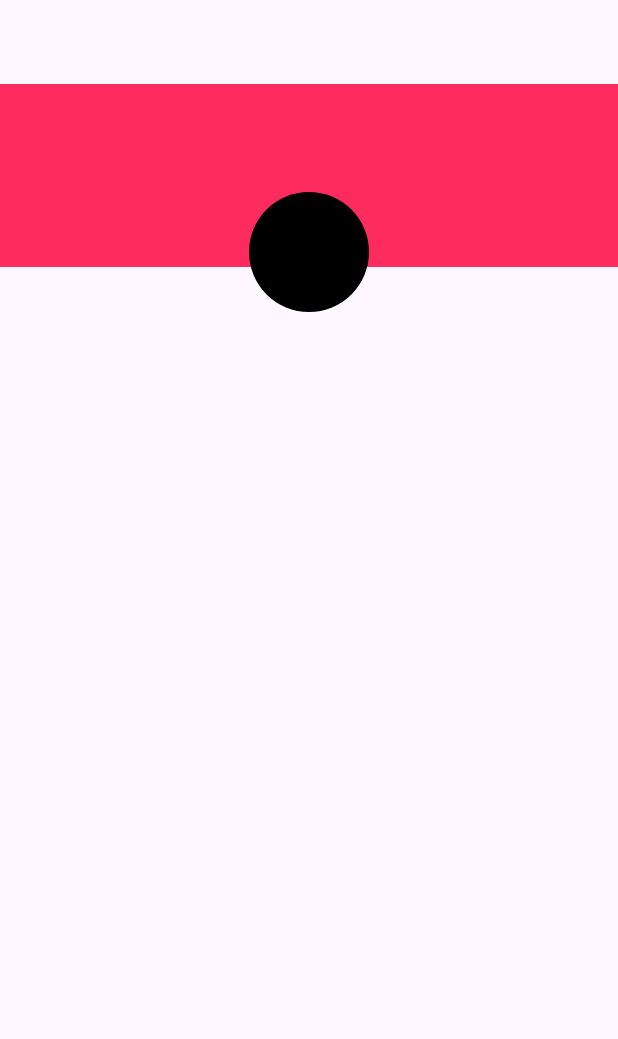
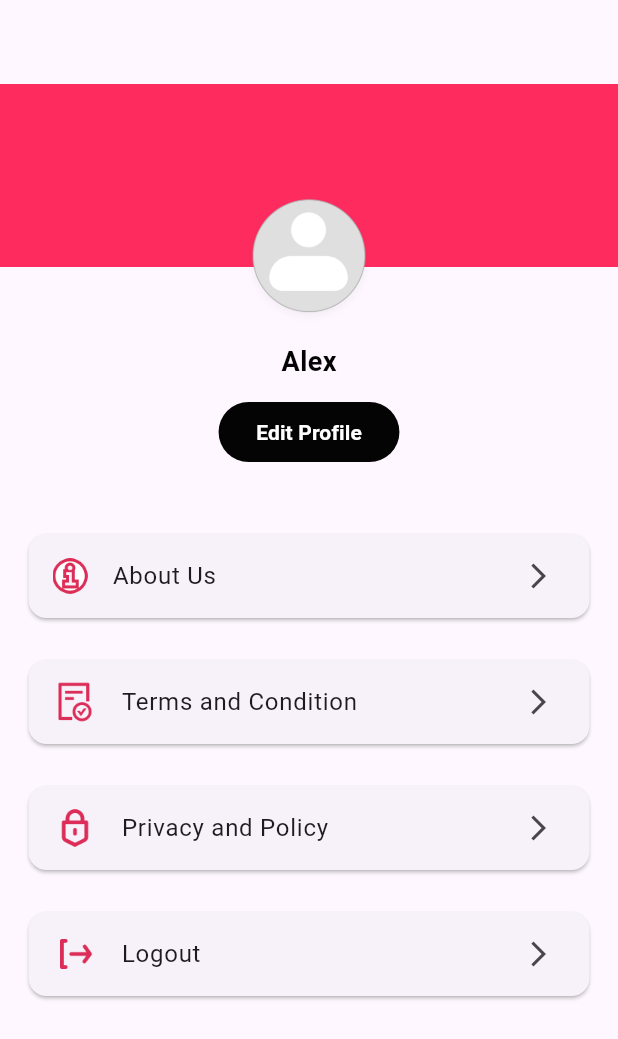
Before and after one commit to muhammadharoon303/Flutter-Basic, a Flutter app: the ProfileScreen screen opened directly, on a phone screen of 412 x 824 dp. Shown: the top 1039 px of the screen. Run offline on Flutter 3.47's test engine with Material 3 defaults, Android fonts, the phone set to English and light mode, and no system bars; our stand-ins replace flick_video_player, video_player, youtube_player_flutter.

Commit message:
updated profile Screen

```diff
--- a/lib/ui/screens/home/home_screen.dart
+++ b/lib/ui/screens/home/home_screen.dart
@@ -198,7 +198,7 @@ class HomeScreen extends StatelessWidget {
                               value: 2355 / 4000,
                               strokeWidth: 8,
                               color: pinkColor,
-                              backgroundColor: whiteColor,
+                              backgroundColor: Color(0xffCDCDCD),
                             ),
                           ),
                           Padding(
@@ -296,14 +296,9 @@ class HomeScreen extends StatelessWidget {
                         Text("SCAN a Meal \n"),
                         Image.asset("assets/icons_assets/food.png", scale: 3),
                       ],
-                    ),
-                  ),
-                ],
-              ),
-            ],
-          ),
-        ),
-      ),
-    );
+                    ),),],
+              ),],
+          ),),
+      ),);
   }
 }
--- a/lib/ui/screens/profile/profile_screen.dart
+++ b/lib/ui/screens/profile/profile_screen.dart
@@ -1,35 +1,114 @@
 import 'package:first/core/constants/color.dart';
-import 'package:first/ui/screens/home/home_screen.dart';
 import 'package:first/ui/screens/profile/edit_profile_screen.dart';
 import 'package:flutter/material.dart';
 
 class ProfileScreen extends StatelessWidget {
   const ProfileScreen({super.key});
+
   @override
   Widget build(BuildContext context) {
     return Scaffold(
-      appBar:AppBar(
-      ),
+      appBar: AppBar(),
       body: Column(
+        children: [
 
-        children:[
-
+          ///
+          /// Header aw Profile Image pa stack k
+          ///
           Stack(
             clipBehavior: Clip.none,
             alignment: Alignment.bottomCenter,
             children: [
-        Container(height: 122,color: pinkColor,width: double.infinity,),
-     ///
-          /// Porfile
-          ///
+              Container(
+                height: 122,
+                width: double.infinity,
+                color: pinkColor,
+              ),
 
+              /// Profile Image
               Positioned(
-              bottom: -30,
-              child: CircleAvatar(radius: 40,backgroundColor: Colors.black,)),
+                bottom: -40,
+                child: Image.asset("assets/icons_assets/person_icon.png", scale: 4, width: 90, height: 90,),),
+            ],
+          ),
 
-      ],),
+       SizedBox(height: 50),
 
-          Container(child: Column(children: [],),),
+          /// User name da para
+          Text("Alex", style: TextStyle(color: blackColor, fontWeight: FontWeight.w600, fontSize: 18,),
+          ),
+          SizedBox(height: 10),
+
+          /// Edit Profile Button da para
+          TextButton(onPressed: () {
+              Navigator.push(context, MaterialPageRoute(
+                builder: (context) => EditProfileScreen(),),);
+            },
+            style: TextButton.styleFrom(
+              backgroundColor: blackColor,
+              padding:
+              EdgeInsets.symmetric(horizontal: 25, vertical: 10),
+            ),
+            child: Text("Edit Profile", style: TextStyle(color: whiteColor,
+                fontWeight: FontWeight.w600,
+              ),
+            ),
+          ),
+
+           SizedBox(height: 40),
+
+          /// MENU  da para
+          Expanded(
+            child: ListView(
+              padding:  EdgeInsets.symmetric(horizontal: 15),
+              children: [
+                Card(
+                  child: ListTile(
+                    leading:
+                    Image.asset("assets/icons_assets/about.png", scale: 2),
+                    title:  Text("About Us"),
+                    trailing:  Icon(Icons.arrow_forward_ios, size: 20),
+                  ),
+                ),
+                 SizedBox(height: 20),
+                Card(
+                  child: ListTile(
+                    leading:
+                    Image.asset("assets/icons_assets/term.png", scale: 2),
+                    title: const Text("Terms and Condition"),
+                    trailing: const Icon(Icons.arrow_forward_ios, size: 20),
+                  ),
+                ),
+                 SizedBox(height: 20),
+
+                Card(
+                  child: ListTile(
+                    leading:
+                    Image.asset("assets/icons_assets/privacy.png", scale: 2),
+                    title:  Text("Privacy and Policy"),
+                    trailing:  Icon(Icons.arrow_forward_ios, size: 20),
+                  ),
+                ),
+               SizedBox(height: 20),
+
+                Card(
+                  child: ListTile(
+                    leading:
+                    Image.asset("assets/icons_assets/logout.png", scale: 2),
+                    title:  Text("Logout"),
+                    trailing: Icon(Icons.arrow_forward_ios, size: 20),
+                  ),
+                ),
+              ],
+            ),
+          ),
+        ],
+      ),
+    );
+  }
+}
+
+
 
 
 //   SingleChildScrollView(
@@ -97,40 +176,7 @@ class ProfileScreen extends StatelessWidget {
         // ),
         //   SizedBox(height: 130,),
         //   Column(
-        //     children: [
-        //       Card(
-        //         child: ListTile(
-        //           leading: Image.asset("assets/icons_assets/about.png",scale: 2,),
-        //           title: Text("About Us"),
-        //           trailing: Icon(Icons.arrow_forward_ios,size: 20,),
-        //         ),
-        //       ),
-        //       SizedBox(height: 20,),
-        //       Card(
-        //         child: ListTile(
-        //           leading: Image.asset("assets/icons_assets/term.png",scale: 2,),
-        //           title: Text("Terms and Condition"),
-        //           trailing: Icon(Icons.arrow_forward_ios,size: 20,),
-        //         ),
-        //       ),
-        //       SizedBox(height: 20,),
-        //       Card(
-        //         child: ListTile(
-        //           leading: Image.asset("assets/icons_assets/privacy.png",scale: 2,),
-        //           title: Text("Privacy and Policy"),
-        //           trailing: Icon(Icons.arrow_forward_ios,size: 20,),
-        //         ),
-        //       ),
-        //       SizedBox(height: 20,),
-        //       Card(
-        //         child: ListTile(
-        //           leading: Image.asset("assets/icons_assets/logout.png",scale: 2,),
-        //           title: Text("Logout"),
-        //           trailing: Icon(Icons.arrow_forward_ios,size: 20,),
-        //         ),
-        //       ),
-        //     ],
-        //   ),
+        //  ),
         //   SizedBox(height: 80,),
         //   SizedBox(
         //     width: 253,
@@ -150,9 +196,3 @@ class ProfileScreen extends StatelessWidget {
         //     ),
         //   ),
         //
-
-      ],
-      ),
-    );
-  }
-}
--- a/lib/ui/screens/qr_screen/qr_screen.dart
+++ b/lib/ui/screens/qr_screen/qr_screen.dart
@@ -1,4 +1,3 @@
-import 'package:first/ui/custom_widgets/custom_button.dart';
 import 'package:first/ui/screens/qr_screen/scanner.dart';
 import 'package:flutter/material.dart';
 
--- a/lib/ui/screens/workout/workout_view_model.dart
+++ b/lib/ui/screens/workout/workout_view_model.dart
@@ -60,7 +60,7 @@ final List<VideoModel> videoList = [
     duration: "05:30 am",
     category: "bodyweight",
     description: "Focus on major muscle groups (chest, back, legs, arms, and shoulders). Include compound movements like squats, deadlifts.",
-    videoUrl: "https://youtu.be/8367ETnagHo?si=2W52jlDPNInROxeX",
+    videoUrl: "https://youtu.be/pDns20FDhhw?si=3edfZJ_z1n_fY4oD",
 
   ),
   VideoModel(
@@ -69,7 +69,7 @@ final List<VideoModel> videoList = [
     duration: "05:30 am",
     category: "bodyweight",
     description: "Focus on major muscle groups (chest, back, legs, arms, and shoulders). Include compound movements like squats, deadlifts.",
-    videoUrl: "https://youtu.be/8367ETnagHo?si=2W52jlDPNInROxeX",
+    videoUrl: "https://youtu.be/csZxnUNrRIg?si=Zg87m_91X7mVsWm7",
 
   ),
   VideoModel(
```
Lines whose indentation alone changed are shown as unchanged.
